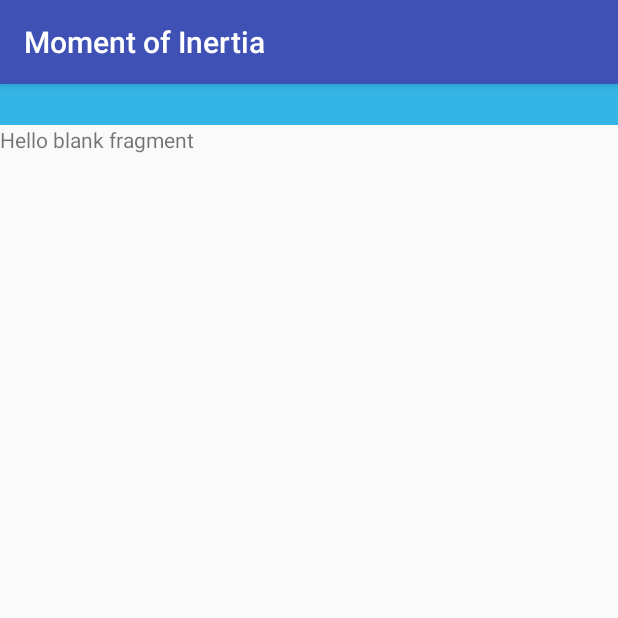
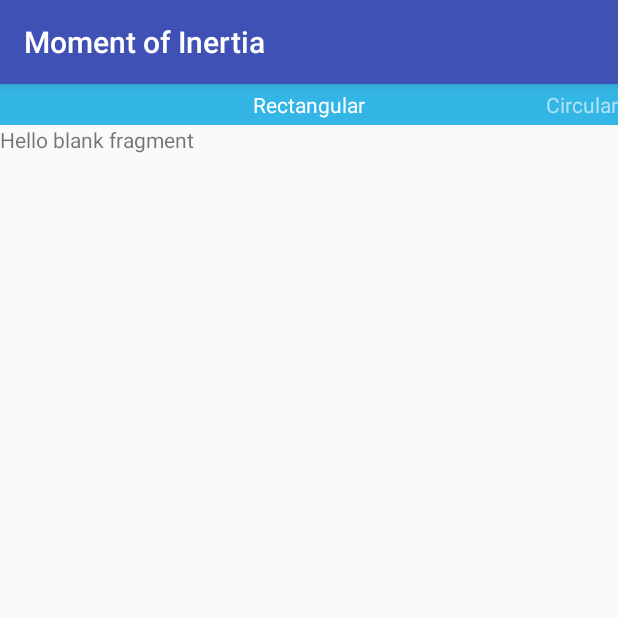
Before and after one commit to raicalvin/proj-29-moment-of-inertia, an Android app: the screen it shows after launch (MainActivity), on a phone screen of 412 x 824 dp, the top half of it. Run offline under Robolectric (Android 15) with nearby library versions, the phone set to English and light mode, and no system bars.

Commit message:
Implemented titles for PagerTitleStrip.

```diff
--- a/app/src/main/java/com/a29moon/momentofinertia/MOIFragmentPagerAdapter.java
+++ b/app/src/main/java/com/a29moon/momentofinertia/MOIFragmentPagerAdapter.java
@@ -33,6 +33,29 @@ public class MOIFragmentPagerAdapter extends FragmentStatePagerAdapter {
     public int getCount() {
         return 4;
     }
+
+    /**
+     * This method will set the names for the titles in the PagerTitleStrip
+     * @param position
+     * @return
+     */
+    @Override
+    public CharSequence getPageTitle(int position) {
+        switch (position) {
+            case 0:
+                return "Rectangular";
+            case 1:
+                return "Circular";
+            case 2:
+                return "Hollow";
+            case 3:
+                return "Curved";
+        }
+        return null;
+    }
 }
 
 // Rectangular, Circular, Hollow, Curved
+/*
+    Remember, the PagerAdapter controls everything in your ViewPager from the fragments to the  names of the title strips
+ */
--- a/app/src/main/java/com/a29moon/momentofinertia/MainActivity.java
+++ b/app/src/main/java/com/a29moon/momentofinertia/MainActivity.java
@@ -1,5 +1,6 @@
 package com.a29moon.momentofinertia;
 
+import android.support.v4.view.PagerTitleStrip;
 import android.support.v4.view.ViewPager;
 import android.support.v7.app.AppCompatActivity;
 import android.os.Bundle;
```
